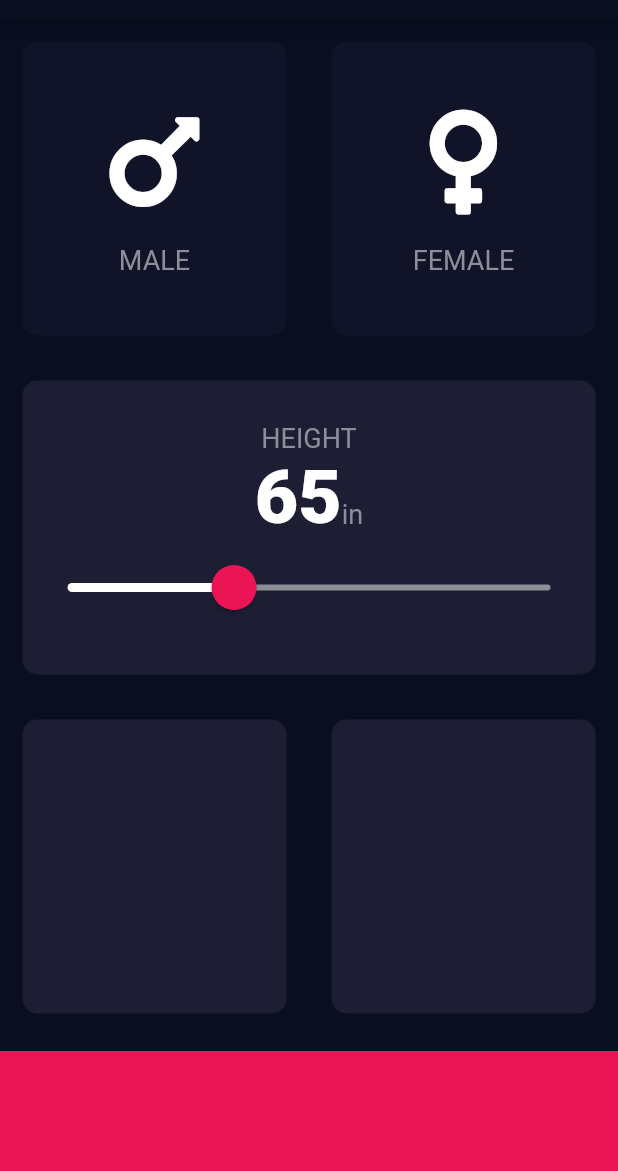
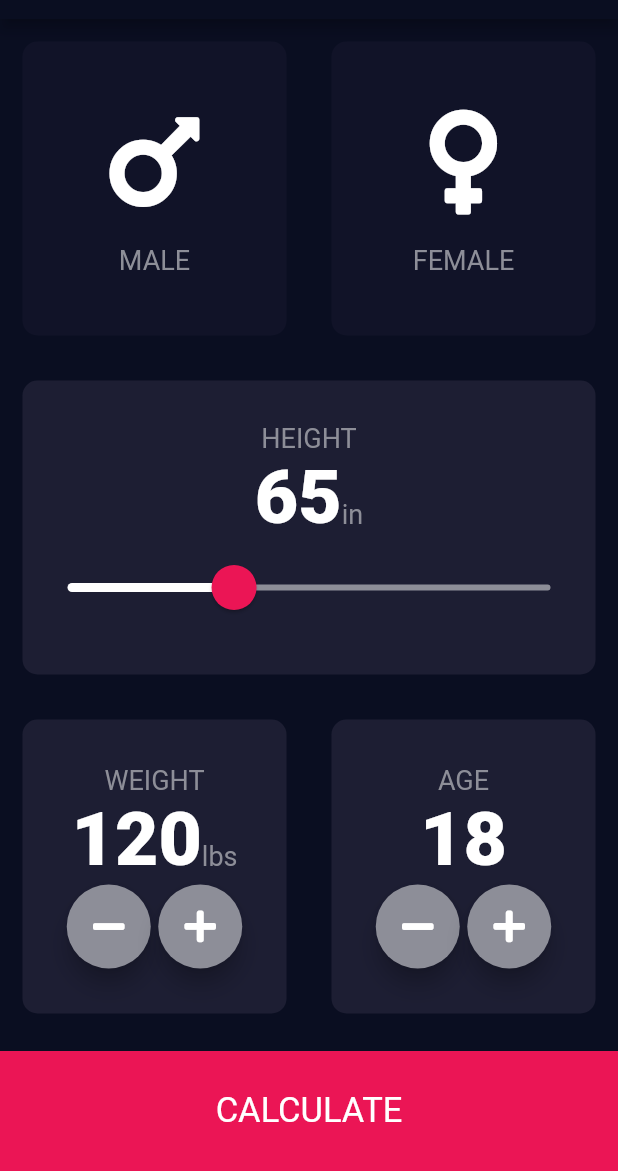
Before and after one commit to A-Mozeak/flutter_projects, a Flutter app: the screen it shows after launch, on a phone screen of 412 x 824 dp, the part 65-1236 px from its top. Run offline on Flutter 3.47's test engine with Material 2 defaults, Android fonts, the phone set to English and light mode, and no system bars; our stand-ins replace audioplayers, font_awesome_flutter, rflutter_alert.

Commit message:
Added weight and age modules. Implemented routing.

```diff
--- /dev/null
+++ b/bmi_calc/lib/custom_button.dart
@@ -0,0 +1,24 @@
+import 'package:flutter/material.dart';
+
+class RoundButtonThing extends StatelessWidget {
+  RoundButtonThing({this.icon, this.interaction});
+
+  final IconData icon;
+  final Function interaction;
+
+  @override
+  Widget build(BuildContext context) {
+    return RawMaterialButton(
+      child: Icon(icon),
+      textStyle: TextStyle(color: Colors.white),
+      elevation: 6.0,
+      onPressed: interaction,
+      constraints: BoxConstraints.tightFor(
+        width: 56.0,
+        height: 56.0,
+      ),
+      fillColor: Color(0xFF8D8E98),
+      shape: CircleBorder(),
+    );
+  }
+}
--- a/bmi_calc/lib/input_page.dart
+++ b/bmi_calc/lib/input_page.dart
@@ -1,5 +1,6 @@
 import 'package:flutter/material.dart';
 import 'reusable_container.dart';
+import 'custom_button.dart';
 import 'icon_text.dart';
 import 'package:font_awesome_flutter/font_awesome_flutter.dart';
 import 'constants.dart';
@@ -19,6 +20,8 @@ class _InputPageState extends State<InputPage> {
   Color femaleCardColor = kInactiveCardColor;
   Genders selectedGender;
   int height = 65;
+  int weight = 120;
+  int age = 18;
 
   @override
   Widget build(BuildContext context) {
@@ -124,19 +127,122 @@ class _InputPageState extends State<InputPage> {
             child: Row(
               children: <Expanded>[
                 Expanded(
-                  child: ReusableContainer(shade: kActiveCardColor),
+                  child: ReusableContainer(
+                    shade: kActiveCardColor,
+                    cardChild: Column(
+                      mainAxisAlignment: MainAxisAlignment.center,
+                      children: <Widget>[
+                        Text(
+                          'WEIGHT',
+                          style: kLabelStyle,
+                        ),
+                        Row(
+                          mainAxisAlignment: MainAxisAlignment.center,
+                          crossAxisAlignment: CrossAxisAlignment.baseline,
+                          textBaseline: TextBaseline.alphabetic,
+                          children: <Widget>[
+                            Text(
+                              weight.toString(),
+                              style: kNumberStyle,
+                            ),
+                            Text(
+                              'lbs',
+                              style: kLabelStyle,
+                            ),
+                          ],
+                        ),
+                        Row(
+                          mainAxisAlignment: MainAxisAlignment.center,
+                          children: <Widget>[
+                            RoundButtonThing(
+                              icon: FontAwesomeIcons.minus,
+                              interaction: () {
+                                setState(() {
+                                  weight--;
+                                });
+                              },
+                            ),
+                            SizedBox(
+                              width: 5.0,
+                            ),
+                            RoundButtonThing(
+                              icon: FontAwesomeIcons.plus,
+                              interaction: () {
+                                setState(() {
+                                  weight++;
+                                });
+                              },
+                            ),
+                          ],
+                        )
+                      ],
+                    ),
+                  ),
                 ),
                 Expanded(
-                  child: ReusableContainer(shade: kActiveCardColor),
+                  child: ReusableContainer(
+                    shade: kActiveCardColor,
+                    cardChild: Column(
+                      mainAxisAlignment: MainAxisAlignment.center,
+                      children: <Widget>[
+                        Text(
+                          'AGE',
+                          style: kLabelStyle,
+                        ),
+                        Text(
+                          age.toString(),
+                          style: kNumberStyle,
+                        ),
+                        Row(
+                          mainAxisAlignment: MainAxisAlignment.center,
+                          children: <Widget>[
+                            RoundButtonThing(
+                              icon: FontAwesomeIcons.minus,
+                              interaction: () {
+                                setState(() {
+                                  age--;
+                                });
+                              },
+                            ),
+                            SizedBox(
+                              width: 5.0,
+                            ),
+                            RoundButtonThing(
+                              icon: FontAwesomeIcons.plus,
+                              interaction: () {
+                                setState(() {
+                                  age++;
+                                });
+                              },
+                            ),
+                          ],
+                        )
+                      ],
+                    ),
+                  ),
                 ),
               ],
             ),
           ),
-          Container(
-            color: kPinkAccent,
-            margin: EdgeInsets.only(top: 10.0),
-            height: 80.0,
-            width: double.infinity,
+          GestureDetector(
+            onTap: (){
+              Navigator.pushNamed(context, '/results');
+            },
+            child: Container(
+              child: Row(
+                mainAxisAlignment: MainAxisAlignment.center,
+                children: <Widget>[
+                  Text(
+                    'CALCULATE',
+                    style: TextStyle(fontSize: 23.0),
+                  ),
+                ],
+              ),
+              color: kPinkAccent,
+              margin: EdgeInsets.only(top: 10.0),
+              height: 80.0,
+              width: double.infinity,
+            ),
           ),
         ],
       ),
--- a/bmi_calc/lib/main.dart
+++ b/bmi_calc/lib/main.dart
@@ -1,5 +1,6 @@
 import 'package:flutter/material.dart';
 import 'input_page.dart';
+import 'results_page.dart';
 
 void main() => runApp(BMICalculator());
 
@@ -19,7 +20,11 @@ class BMICalculator extends StatelessWidget {
               color: Colors.white,
             ),
           )),
-      home: InputPage(),
+      initialRoute: '/',
+      routes: {
+        '/': (context) => InputPage(),
+        '/results': (context) => ResultsPage(),
+      },
     );
   }
 }
--- /dev/null
+++ b/bmi_calc/lib/results_page.dart
@@ -0,0 +1,29 @@
+import 'package:bmi_calc/constants.dart';
+import 'package:flutter/material.dart';
+
+class ResultsPage extends StatelessWidget {
+  @override
+  Widget build(BuildContext context) {
+    return Scaffold(
+      appBar: AppBar(
+        title: Center(
+          child: Text('BMI CALCULATOR'),
+        ),
+      ),
+      body: Column(
+        mainAxisAlignment: MainAxisAlignment.center,
+        crossAxisAlignment: CrossAxisAlignment.center,
+        children: <Widget>[
+          Row(
+            mainAxisAlignment: MainAxisAlignment.center,
+            children: <Widget>[
+              Container(
+                child: Text('Hello', style: kNumberStyle),
+              ),
+            ],
+          ),
+        ],
+      ),
+    );
+  }
+}
```
Also changed, not shown: bmi_calc/pubspec.lock, 1 other file.
